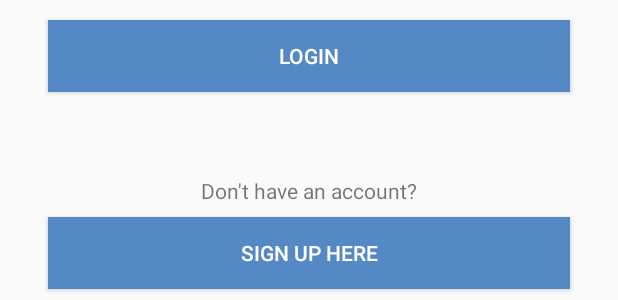
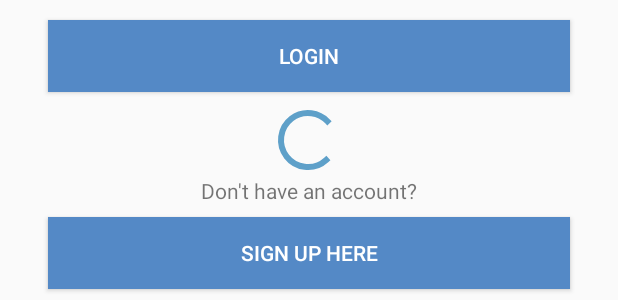
Before and after one commit to david-chhetri/Smack, an Android app: the layout activity_login.xml on its own in the app's theme, with its tools: preview values and no code run, on a phone screen of 412 x 824 dp. Shown: the part 188-488 px from the top of the screen. Run offline under Robolectric (Android 15) with nearby library versions, the phone set to English and light mode, and no system bars.

Commit message:
login activity placing spinner and error Toast keyboard should dismiss

```diff
--- a/app/src/main/res/layout/activity_login.xml
+++ b/app/src/main/res/layout/activity_login.xml
@@ -77,4 +77,17 @@
         app:layout_constraintEnd_toEndOf="parent"
         app:layout_constraintStart_toStartOf="parent"
         app:layout_constraintTop_toBottomOf="@+id/textView2" />
+
+    <ProgressBar
+        android:id="@+id/loginSpinner"
+        style="?android:attr/progressBarStyle"
+        android:layout_width="wrap_content"
+        android:layout_height="wrap_content"
+        android:layout_marginTop="8dp"
+        app:layout_constraintBottom_toTopOf="@+id/loginCreateUserBtn"
+        app:layout_constraintEnd_toEndOf="parent"
+        app:layout_constraintHorizontal_bias="0.498"
+        app:layout_constraintStart_toStartOf="parent"
+        app:layout_constraintTop_toBottomOf="@+id/loginLoginBtn"
+        app:layout_constraintVertical_bias="0.0" />
 </androidx.constraintlayout.widget.ConstraintLayout>
```
Also changed, not shown: app/src/main/java/com/foo/smack/Controller/LoginActivity.kt (+52 -21 lines).
